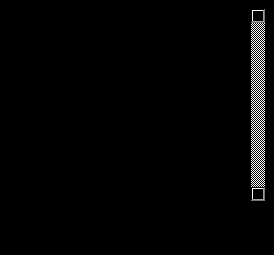
First picture: the form in mainwindow.ui, repository dyra4eck/qt_terminal_new, before the edit.
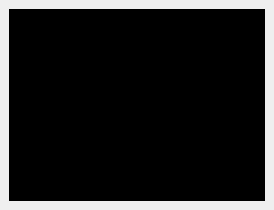
Second picture: the form after the edit.

Diff of the .ui file:
```diff
--- a/mainwindow.ui
+++ b/mainwindow.ui
@@ -5,9 +5,6 @@
             <property name="windowTitle">
                   <string>ShMEL Terminal</string>
             </property>
-            <property name="styleSheet">
-                  <string notr="true">background-color: black;</string>
-            </property>
             <widget class="QWidget" name="centralwidget">
                   <layout class="QVBoxLayout" name="verticalLayout">
                         <item>
@@ -16,51 +13,14 @@
                                           <string notr="true">
                                                 background-color: black;
                                                 color: #00ff00;
-                                                border: none;
-                                                padding: 0;
-                                                margin: 0;
+                                                font-family: Monospace;
+                                                font-size: 10pt;
                                           </string>
-                                    </property>
-                                    <property name="font">
-                                          <font>
-                                                <family>Monospace</family>
-                                                <pointsize>10</pointsize>
-                                          </font>
-                                    </property>
-                                    <property name="readOnly">
-                                          <bool>true</bool>
-                                    </property>
-                                    <property name="verticalScrollBarPolicy">
-                                          <enum>Qt::ScrollBarAlwaysOn</enum>
-                                    </property>
-                              </widget>
-                        </item>
-                        <item>
-                              <widget class="QLineEdit" name="inputLineEdit">
-                                    <property name="styleSheet">
-                                          <string notr="true">
-                                                background-color: black;
-                                                color: white;
-                                                border: none;
-                                                padding: 0;
-                                                margin: 0;
-                                          </string>
-                                    </property>
-                                    <property name="font">
-                                          <font>
-                                                <family>Monospace</family>
-                                                <pointsize>10</pointsize>
-                                          </font>
-                                    </property>
-                                    <property name="frame">
-                                          <bool>false</bool>
                                     </property>
                               </widget>
                         </item>
                   </layout>
             </widget>
-            <widget class="QMenuBar" name="menubar"/>
-            <widget class="QStatusBar" name="statusbar"/>
       </widget>
       <resources/>
       <connections/>
```
Left out of the diff: 4 changed lines with no effect on the pictures.
